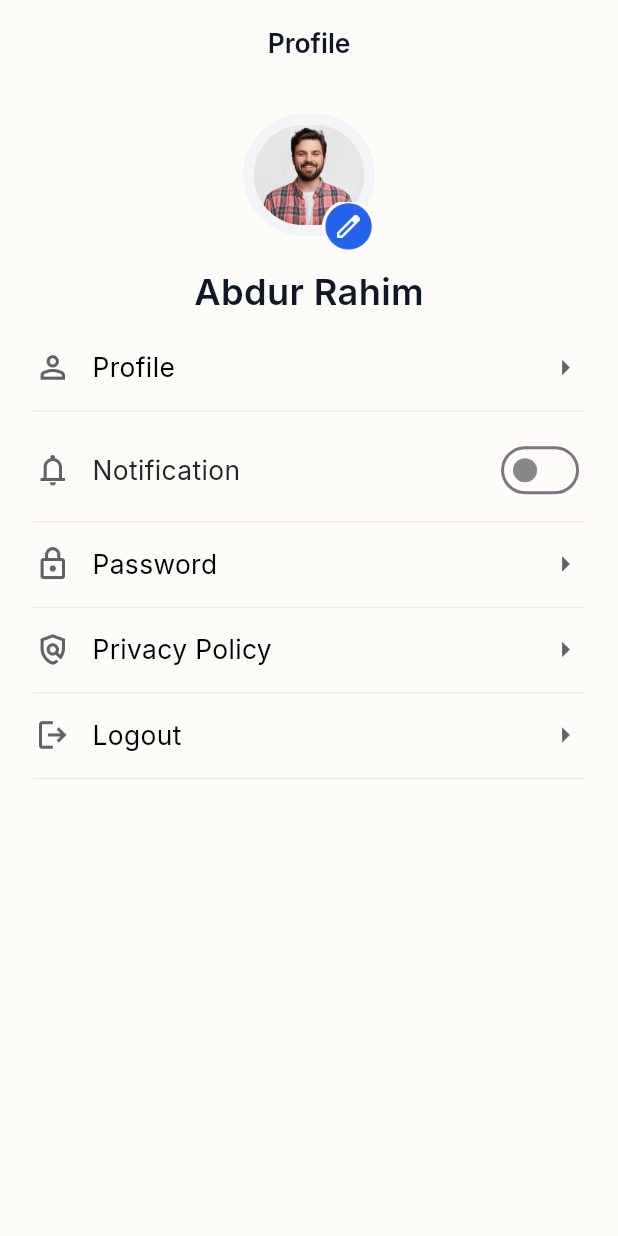
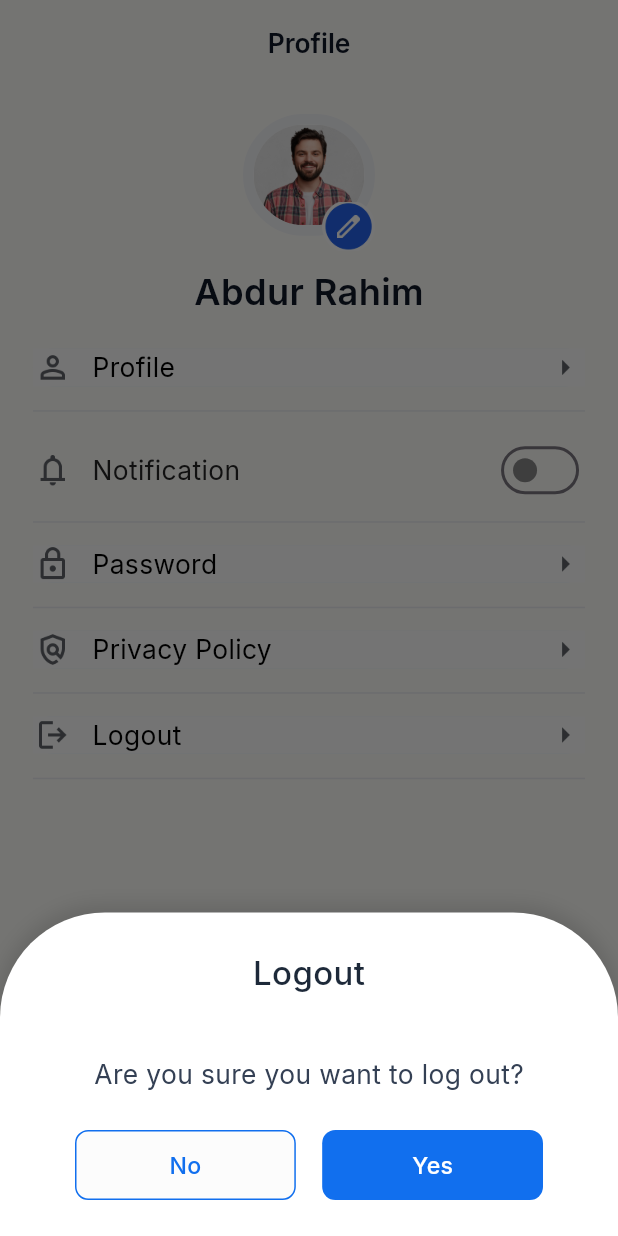
Before and after one commit to SadikurRahman1/salamora_ui, a Flutter app: the ProfileScreen screen opened by its route, after a tap on "Logout", on a phone screen of 412 x 824 dp. Run offline on Flutter 3.47's test engine with Material 3 defaults, Android fonts, the light colour scheme and no system bars; our stand-ins replace flutter_spinkit, get, google_fonts, shared_preferences; accounts and stored records are empty.

Commit message:
Merge pull request #2 from SMTech24-official/tareq
updated

```diff
--- a/selemara/lib/core/widgets/custom_button.dart
+++ b/selemara/lib/core/widgets/custom_button.dart
@@ -11,6 +11,8 @@ class CustomButton extends StatelessWidget {
   final VoidCallback onTap;
   final bool isBorder;
   final Color? textColor;
+  final Color? borderColor;
+  final double? borderRadius;
 
   const CustomButton({
     super.key,
@@ -21,6 +23,7 @@ class CustomButton extends StatelessWidget {
     this.isBorder = false,
     this.btnColor = AppColors.primaryColor,
     this.textColor,
+    this.borderColor, this.borderRadius,
   });
 
   @override
@@ -34,8 +37,8 @@ class CustomButton extends StatelessWidget {
         alignment: Alignment.center,
         decoration: BoxDecoration(
           color: btnColor,
-          border: isBorder ? Border.all(color: AppColors.borderColor) : null,
-          borderRadius: BorderRadius.circular(responsive.wp(20)),
+          border: isBorder ? Border.all(color:borderColor?? AppColors.borderColor) : null,
+          borderRadius: BorderRadius.circular(responsive.wp(borderRadius??20)),
         ),
         child: AppText(text, color: textColor ?? Color(0xFFFFFFFF)),
       ),
--- a/selemara/lib/features/profile/view/profile_screen.dart
+++ b/selemara/lib/features/profile/view/profile_screen.dart
@@ -7,18 +7,19 @@ import '../../../core/constants/app_images.dart';
 import '../../../core/constants/app_responsive.dart';
 import '../../../core/widgets/app_text.dart';
 import '../../../core/widgets/custom_appbar.dart';
+import '../../../core/widgets/custom_button.dart';
 import '../widget/profile_option_tile.dart';
 import 'package:get/get.dart';
 
 class ProfileScreen extends StatelessWidget {
   ProfileScreen({super.key});
 
+  final res = AppResponsive();
+
   final controller = Get.put(ProfileController());
 
   @override
   Widget build(BuildContext context) {
-    final res = AppResponsive();
-
     return Scaffold(
       appBar: CustomAppBar(title: 'Profile', centerTitle: true),
 
@@ -87,15 +88,14 @@ class ProfileScreen extends StatelessWidget {
 
             SizedBox(height: res.hp(20)),
 
-            GestureDetector(
+            ProfileOptionTile(
               onTap: () {
                 Get.toNamed(AppRoutes.editProfileScreen);
               },
-              child: ProfileOptionTile(
               iconPath: AppImages.profileIcon,
               title: 'Profile',
 
-                textSize: 12,
+              textSize: 16,
               bottomMargin: 0,
               padding: EdgeInsets.all(0),
 
@@ -103,7 +103,6 @@ class ProfileScreen extends StatelessWidget {
               boxDecoration: BoxDecoration(
                 color: Colors.blue.shade50,
                 borderRadius: BorderRadius.circular(15),
-                ),
               ),
             ),
 
@@ -164,15 +163,13 @@ class ProfileScreen extends StatelessWidget {
               decoration: BoxDecoration(color: Color(0xFFEAECF0)),
             ),
 
-            GestureDetector(
+            ProfileOptionTile(
+              iconPath: AppImages.lock,
+              title: 'Password',
               onTap: () {
                 Get.toNamed(AppRoutes.updatePasswordScreen);
               },
-              child: ProfileOptionTile(
-                iconPath: AppImages.lock,
-                title: 'Password',
-
-                textSize: 12,
+              textSize: 16,
               bottomMargin: 0,
               padding: EdgeInsets.all(0),
 
@@ -180,7 +177,6 @@ class ProfileScreen extends StatelessWidget {
               boxDecoration: BoxDecoration(
                 color: Colors.blue.shade50,
                 borderRadius: BorderRadius.circular(15),
-                ),
               ),
             ),
 
@@ -191,15 +187,13 @@ class ProfileScreen extends StatelessWidget {
               decoration: BoxDecoration(color: Color(0xFFEAECF0)),
             ),
 
-            GestureDetector(
+            ProfileOptionTile(
+              iconPath: AppImages.privacy,
+              title: 'Privacy Policy',
               onTap: () {
                 Get.toNamed(AppRoutes.privacyPolicyScreen);
               },
-              child: ProfileOptionTile(
-                iconPath: AppImages.privacy,
-                title: 'Privacy Policy',
-
-                textSize: 12,
+              textSize: 16,
               bottomMargin: 0,
               padding: EdgeInsets.all(0),
 
@@ -207,7 +201,6 @@ class ProfileScreen extends StatelessWidget {
               boxDecoration: BoxDecoration(
                 color: Colors.blue.shade50,
                 borderRadius: BorderRadius.circular(15),
-                ),
               ),
             ),
 
@@ -218,21 +211,13 @@ class ProfileScreen extends StatelessWidget {
               decoration: BoxDecoration(color: Color(0xFFEAECF0)),
             ),
 
-            GestureDetector(
-              onTap: () {
-
-                Get.toNamed(AppRoutes.updatePasswordScreen);
-
-
-
-              },
-              child: Column(
-                children: [
             ProfileOptionTile(
               iconPath: AppImages.logout,
               title: 'Logout',
-
-                    textSize: 12,
+              onTap: () {
+                showBeautifulBottomSheet(context);
+              },
+              textSize: 16,
               bottomMargin: 0,
               padding: EdgeInsets.all(0),
 
@@ -252,9 +237,89 @@ class ProfileScreen extends StatelessWidget {
           ],
         ),
       ),
+    );
+  }
+
+  void showBeautifulBottomSheet(BuildContext context) {
+    showModalBottomSheet(
+      context: context,
+      backgroundColor: Colors.transparent,
+      // Transparent to show rounded corners
+      isScrollControlled: true,
+      builder: (context) {
+        return Container(
+          width: double.infinity,
+          decoration: BoxDecoration(
+            color: Colors.white,
+            borderRadius: const BorderRadius.only(
+              topLeft: Radius.circular(70),
+              topRight: Radius.circular(70),
+            ),
+            boxShadow: [
+              BoxShadow(
+                color: Colors.black12,
+                blurRadius: 10,
+                spreadRadius: 2,
+                offset: Offset(0, -3),
+              ),
+            ],
+          ),
+          padding: const EdgeInsets.symmetric(horizontal: 20, vertical: 24),
+          child: Column(
+            mainAxisSize: MainAxisSize.min,
+            children: [
+              AppText(
+                "Logout",
+                color: AppColors.textColor2939,
+                fontWeight: FontWeight.w500,
+                fontSize: 20,
+              ),
+              SizedBox(height: res.hp(40)),
+              AppText(
+                "Are you sure you want to log out?",
+                color: Color(0xFF344054),
+                fontWeight: FontWeight.w400,
+                fontSize: 16,
+              ),
+
+              SizedBox(height: res.hp(24)),
+
+              Container(
+                padding: EdgeInsets.symmetric(horizontal: 30),
+                child: Row(
+                  children: [
+                    Expanded(
+                      child: CustomButton(
+                        text: "No",
+                        onTap: () {},
+                        btnColor: AppColors.backGroundColor,
+                        borderColor: AppColors.primaryColor,
+                        isBorder: true,
+                        textColor: AppColors.primaryColor,
+                        borderRadius: 8,
+
+                      ),
+                    ),
+
+                    SizedBox(width: res.wp(16)),
+
+                    Expanded(
+                      child: CustomButton(text: "Yes", onTap: () {},
+                        borderRadius: 8,
+
+                      ),
+                    ),
+
+
+
+
                   ],
                 ),
               ),
+            ],
+          ),
+        );
+      },
     );
   }
 }
--- a/selemara/lib/features/profile/widget/profile_option_tile.dart
+++ b/selemara/lib/features/profile/widget/profile_option_tile.dart
@@ -13,34 +13,41 @@ class ProfileOptionTile extends StatelessWidget {
   final EdgeInsets? padding;
   final String? backArrow;
   final BoxDecoration? boxDecoration;
-
+  final VoidCallback? onTap;
 
   const ProfileOptionTile({
     super.key,
     required this.iconPath,
     required this.title,
-
     this.bottomMargin,
     this.boxDecoration,
     this.padding,
     this.backArrow,
     this.textSize,
+    this.onTap,
   });
 
   @override
   Widget build(BuildContext context) {
     final res = AppResponsive();
+
     return Container(
-      padding:
-          padding ??
+      decoration: boxDecoration,
+      margin: EdgeInsets.only(bottom: bottomMargin ?? 12),
+      child: Material(
+        color: AppColors.backGroundColor,
+        child: InkWell(
+          borderRadius: boxDecoration?.borderRadius as BorderRadius? ?? BorderRadius.circular(0),
+          onTap: onTap, // Tap handler here
+          splashColor: Colors.transparent,    // no ripple color
+          highlightColor: Colors.transparent, // optional highlight
+          child: Padding(
+            padding: padding ??
                 EdgeInsets.only(
-
                   top: res.hp(12),
                   left: res.wp(12),
                   right: res.wp(12),
                 ),
-
-      margin: EdgeInsets.only(bottom: bottomMargin ?? 12),
             child: Row(
               children: [
                 Expanded(
@@ -51,9 +58,8 @@ class ProfileOptionTile extends StatelessWidget {
                       Flexible(
                         child: AppText(
                           title,
-
                           color: AppColors.black,
-                    fontSize: 16,
+                          fontSize: textSize ?? 16,
                           fontWeight: FontWeight.w400,
                         ),
                       ),
@@ -69,6 +75,9 @@ class ProfileOptionTile extends StatelessWidget {
                     : SizedBox.shrink(),
               ],
             ),
+          ),
+        ),
+      ),
     );
   }
 }
```
Lines whose indentation alone changed are shown as unchanged.
